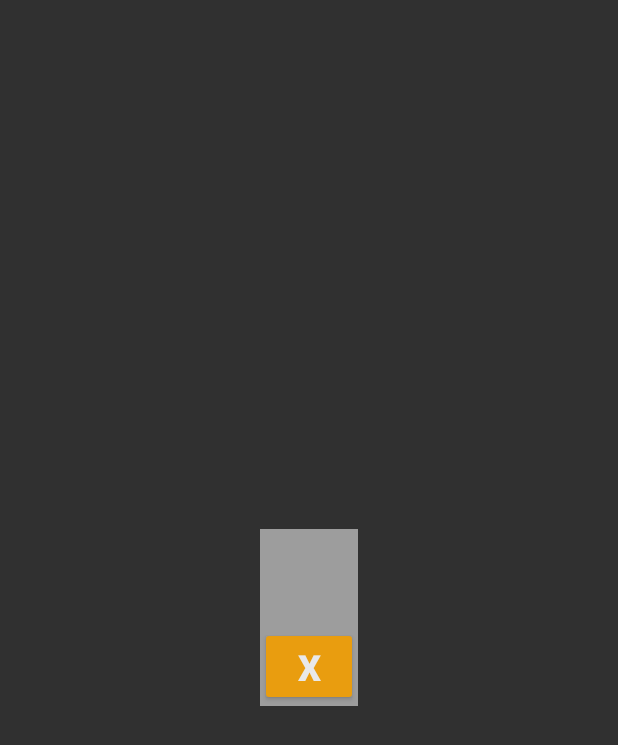
After one commit to ctrl123/UAguid, an Android app: the layout popup_layout.xml on its own in the app's theme, with its tools: preview values and no code run, on a phone screen of 412 x 824 dp. The commit adds this screen. Shown: the top 745 px of the screen. Run offline under Robolectric (Android 15) with nearby library versions, the phone set to English and light mode, and no system bars.

Commit message:
Simplification et amélioration de la popup, Ajout d'un layout personnalisé pour la popup

```diff
--- /dev/null
+++ b/app/src/main/res/layout/popup_layout.xml
@@ -0,0 +1,37 @@
+<?xml version="1.0" encoding="utf-8"?>
+<LinearLayout xmlns:android="http://schemas.android.com/apk/res/android"
+    xmlns:tools="http://schemas.android.com/tools"
+    android:id="@+id/popLinearLayout"
+    android:layout_width="wrap_content"
+    android:layout_height="wrap_content"
+    android:layout_gravity="center_vertical|center_horizontal"
+    android:alpha="0.9"
+    android:background="@android:color/darker_gray"
+    android:orientation="vertical">
+
+    <TextView
+        android:id="@+id/questionText"
+        android:layout_width="wrap_content"
+        android:layout_height="wrap_content"
+        android:textAlignment="center"
+        android:textColor="@android:color/black"
+        android:textSize="24sp" />
+
+    <TextView
+        android:id="@+id/reponseText"
+        android:layout_width="wrap_content"
+        android:layout_height="wrap_content"
+        android:textColor="@android:color/black"
+        android:textSize="24sp" />
+
+    <Button
+        android:id="@+id/closeButton"
+        android:layout_width="@dimen/_50sdp"
+        android:layout_height="wrap_content"
+        android:layout_gravity="center_horizontal"
+        android:backgroundTint="?android:attr/colorPressedHighlight"
+        android:text="@string/closeBtnText"
+        android:textAlignment="center"
+        android:textSize="24sp"
+        android:textStyle="bold" />
+</LinearLayout>
--- a/app/src/main/res/values/strings.xml
+++ b/app/src/main/res/values/strings.xml
@@ -7,4 +7,5 @@
     <string name="ug_crous_title">UA - Crous</string>
     <string name="ug_carte_title">UA - Carte</string>
     <string name="map_image">Carte du campus - image</string>
+    <string name="closeBtnText">X</string>
 </resources>
```
Also changed, not shown: app/src/main/java/com/ctrl123/uaguid/Sport.java (+21 -35 lines).
